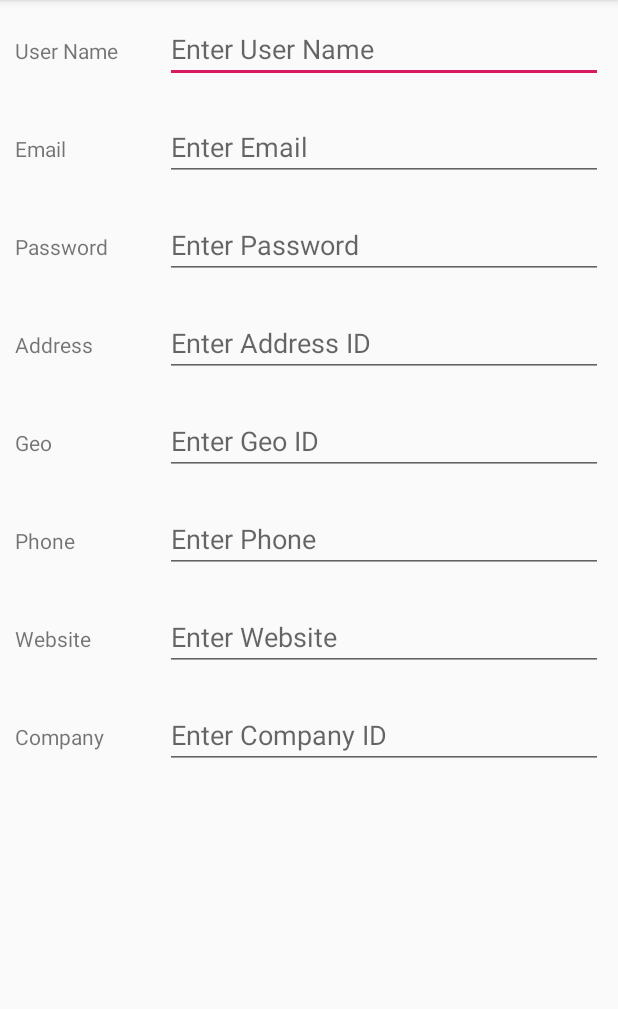
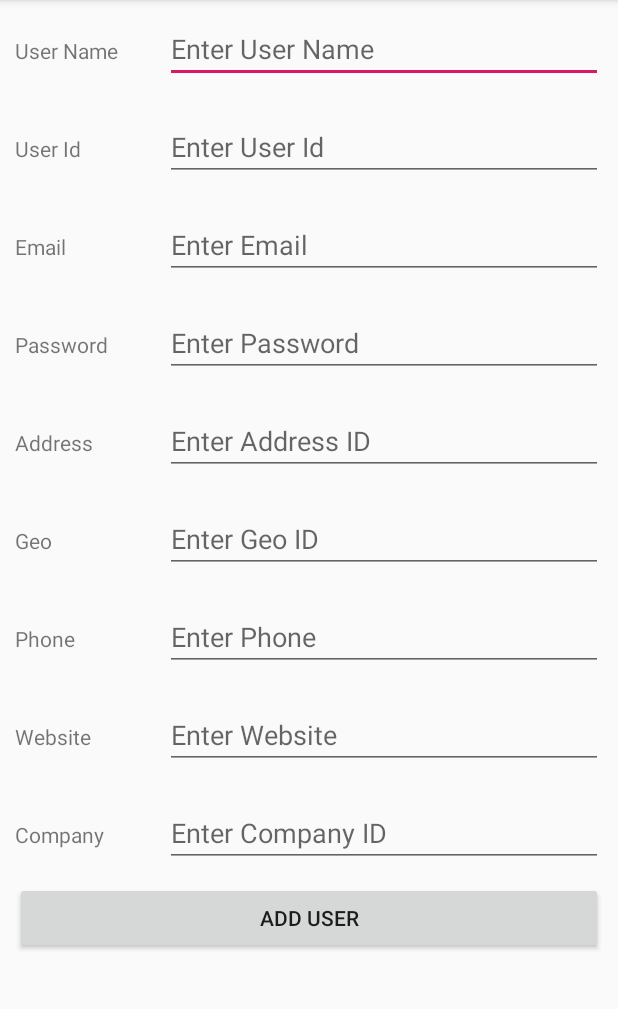
Before and after one commit to amira003/ArchitectureComponent, an Android app: the AddUserActivity screen opened directly, with no data from a screen before it, on a phone screen of 412 x 824 dp, the part 84-1093 px from its top. Run offline under Robolectric (Android 15) with nearby library versions, the phone set to English and light mode, and no system bars; our stand-ins replace Room's generated code.

Commit message:
add user complete

```diff
--- a/app/src/main/java/com/nitolniloy/architecturecomponent/AddUserActivity.java
+++ b/app/src/main/java/com/nitolniloy/architecturecomponent/AddUserActivity.java
@@ -1,13 +1,65 @@
 package com.nitolniloy.architecturecomponent;
 
+import android.arch.lifecycle.ViewModelProviders;
 import android.support.v7.app.AppCompatActivity;
 import android.os.Bundle;
+import android.util.Log;
+import android.view.View;
+import android.widget.Button;
+import android.widget.EditText;
+import android.widget.Toast;
 
 public class AddUserActivity extends AppCompatActivity {
+    private static final String TAG = "AddUserActivity";
+
+    private Button btnAddUser;
+    private EditText etUserName, etUserId, etEmail, etPassword, etAddressId, etGeoId, etPhone, etWebsite, etCompanyId;
+    private UserViewModel userViewModel;
 
     @Override
     protected void onCreate(Bundle savedInstanceState) {
         super.onCreate(savedInstanceState);
         setContentView(R.layout.activity_add_user);
+
+        initWidget();
+    }
+
+    private void initWidget() {
+        Log.i(TAG, "initWidget: ");
+
+        userViewModel = ViewModelProviders.of(this).get(UserViewModel.class);
+
+        etUserName = findViewById(R.id.etUserName);
+        etUserId = findViewById(R.id.etUserId);
+        etEmail = findViewById(R.id.etEmail);
+        etPassword = findViewById(R.id.etPassword);
+        etAddressId = findViewById(R.id.etAddressId);
+        etGeoId = findViewById(R.id.etGeoId);
+        etPhone = findViewById(R.id.etPhone);
+        etWebsite = findViewById(R.id.etWebsite);
+        etCompanyId = findViewById(R.id.etCompanyId);
+
+        btnAddUser = findViewById(R.id.btnAddUser);
+        btnAddUser.setOnClickListener(new View.OnClickListener() {
+            @Override
+            public void onClick(View view) {
+
+                String userName = etUserName.getText().toString().trim();
+                String userId = etUserId.getText().toString().trim();
+                String email = etEmail.getText().toString().trim();
+                String password = etPassword.getText().toString().trim();
+                String addressId = etAddressId.getText().toString().trim();
+                String geoId = etGeoId.getText().toString().trim();
+                String phone = etPhone.getText().toString().trim();
+                String website = etWebsite.getText().toString().trim();
+                String company = etCompanyId.getText().toString().trim();
+
+                UserEntity userModel = new UserEntity(userId, userName, email, password, addressId, geoId, phone, website, company);
+                userViewModel.insertUser(userModel);
+                Toast.makeText(AddUserActivity.this, "User Added", Toast.LENGTH_SHORT).show();
+            }
+        });
+
+
     }
 }
--- a/app/src/main/java/com/nitolniloy/architecturecomponent/NoteRoomDatabase.java
+++ b/app/src/main/java/com/nitolniloy/architecturecomponent/NoteRoomDatabase.java
@@ -5,9 +5,7 @@ import android.arch.persistence.room.Room;
 import android.arch.persistence.room.RoomDatabase;
 import android.content.Context;
 
-import java.lang.reflect.Array;
-
-@Database(entities = NoteDao.class, version = 2)
+@Database(entities = {Note.class, UserEntity.class}, version = 2)
 public abstract class NoteRoomDatabase extends RoomDatabase {
 
     public abstract NoteDao noteDao();
--- a/app/src/main/java/com/nitolniloy/architecturecomponent/UserDao.java
+++ b/app/src/main/java/com/nitolniloy/architecturecomponent/UserDao.java
@@ -7,6 +7,6 @@ import android.arch.persistence.room.Insert;
 public interface UserDao {
 
     @Insert
-    void insertUser(UserModel userModel);
+    void insertUser(UserEntity userModel);
 
 }
--- a/app/src/main/res/layout/activity_add_user.xml
+++ b/app/src/main/res/layout/activity_add_user.xml
@@ -20,7 +20,27 @@
             android:layout_height="wrap_content" />
 
         <EditText
+            android:id="@+id/etUserName"
             android:hint="Enter User Name"
+            android:layout_width="match_parent"
+            android:layout_height="wrap_content" />
+
+    </LinearLayout>
+
+    <LinearLayout
+        android:layout_margin="10dp"
+        android:orientation="horizontal"
+        android:layout_width="match_parent"
+        android:layout_height="wrap_content">
+
+        <TextView
+            android:text="User Id"
+            android:layout_width="100dp"
+            android:layout_height="wrap_content" />
+
+        <EditText
+            android:id="@+id/etUserId"
+            android:hint="Enter User Id"
             android:layout_width="match_parent"
             android:layout_height="wrap_content" />
 
@@ -38,6 +58,7 @@
             android:layout_height="wrap_content" />
 
         <EditText
+            android:id="@+id/etEmail"
             android:hint="Enter Email"
             android:layout_width="match_parent"
             android:layout_height="wrap_content" />
@@ -56,6 +77,7 @@
             android:layout_height="wrap_content" />
 
         <EditText
+            android:id="@+id/etPassword"
             android:hint="Enter Password"
             android:layout_width="match_parent"
             android:layout_height="wrap_content" />
@@ -74,6 +96,7 @@
             android:layout_height="wrap_content" />
 
         <EditText
+            android:id="@+id/etAddressId"
             android:hint="Enter Address ID"
             android:layout_width="match_parent"
             android:layout_height="wrap_content" />
@@ -92,6 +115,7 @@
             android:layout_height="wrap_content" />
 
         <EditText
+            android:id="@+id/etGeoId"
             android:hint="Enter Geo ID"
             android:layout_width="match_parent"
             android:layout_height="wrap_content" />
@@ -110,6 +134,7 @@
             android:layout_height="wrap_content" />
 
         <EditText
+            android:id="@+id/etPhone"
             android:hint="Enter Phone"
             android:layout_width="match_parent"
             android:layout_height="wrap_content" />
@@ -128,6 +153,7 @@
             android:layout_height="wrap_content" />
 
         <EditText
+            android:id="@+id/etWebsite"
             android:hint="Enter Website"
             android:layout_width="match_parent"
             android:layout_height="wrap_content" />
@@ -147,10 +173,19 @@
             android:layout_height="wrap_content" />
 
         <EditText
+            android:id="@+id/etCompanyId"
             android:hint="Enter Company ID"
             android:layout_width="match_parent"
             android:layout_height="wrap_content" />
 
     </LinearLayout>
 
+    <Button
+        android:id="@+id/btnAddUser"
+        android:layout_marginRight="10dp"
+        android:layout_marginLeft="10dp"
+        android:text="Add User"
+        android:layout_width="match_parent"
+        android:layout_height="wrap_content" />
+
 </LinearLayout>
```
Also changed, not shown: app/src/main/java/com/nitolniloy/architecturecomponent/UserEntity.java (renamed from app/src/main/java/com/nitolniloy/architecturecomponent/UserModel.java, +18 -7 lines), app/src/main/java/com/nitolniloy/architecturecomponent/UserViewModel.java (+5 -5 lines).
